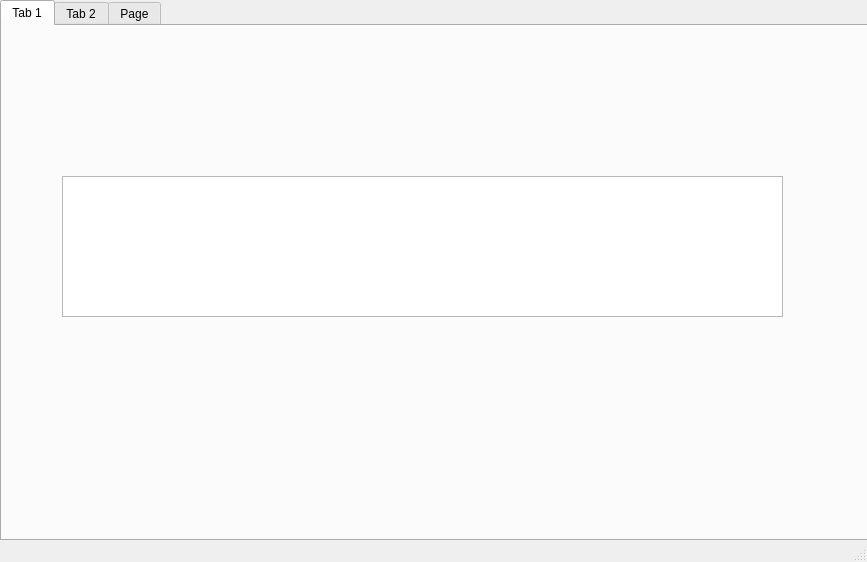
First picture: the form in mainwindow.ui, repository Volodymyr-Y/IMU_processing, before the edit.
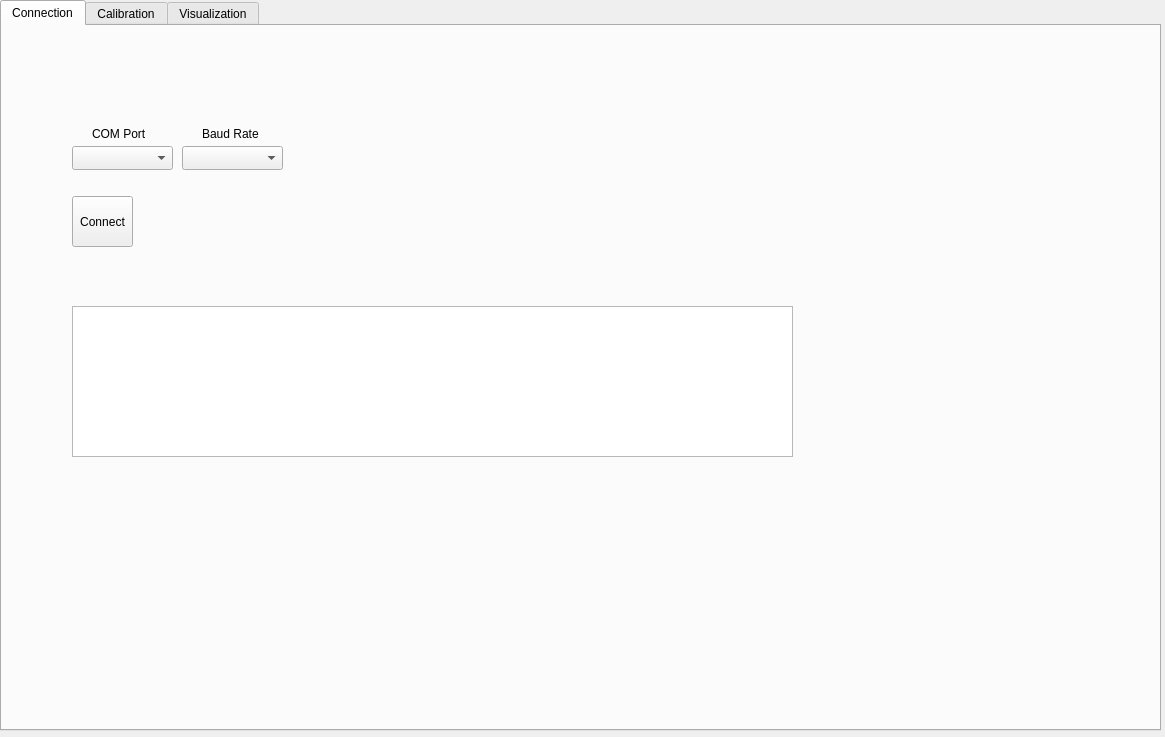
Second picture: the form after the edit. The open tabs and pages were chosen to show the change. Custom widgets are drawn as their Qt base class.

The edit to the form file:
```diff
--- a/mainwindow.ui
+++ b/mainwindow.ui
@@ -6,46 +6,147 @@
    <rect>
     <x>0</x>
     <y>0</y>
-    <width>867</width>
-    <height>562</height>
+    <width>1165</width>
+    <height>737</height>
    </rect>
   </property>
+  <property name="sizePolicy">
+   <sizepolicy hsizetype="Preferred" vsizetype="Expanding">
+    <horstretch>0</horstretch>
+    <verstretch>0</verstretch>
+   </sizepolicy>
+  </property>
   <property name="windowTitle">
    <string>MainWindow</string>
   </property>
   <widget class="QWidget" name="centralwidget">
+   <property name="enabled">
+    <bool>true</bool>
+   </property>
+   <property name="sizePolicy">
+    <sizepolicy hsizetype="Expanding" vsizetype="Expanding">
+     <horstretch>1</horstretch>
+     <verstretch>1</verstretch>
+    </sizepolicy>
+   </property>
    <widget class="QTabWidget" name="tabWidget">
     <property name="geometry">
      <rect>
       <x>0</x>
       <y>0</y>
-      <width>871</width>
-      <height>541</height>
+      <width>1161</width>
+      <height>731</height>
      </rect>
     </property>
+    <property name="sizePolicy">
+     <sizepolicy hsizetype="Expanding" vsizetype="Expanding">
+      <horstretch>1</horstretch>
+      <verstretch>1</verstretch>
+     </sizepolicy>
+    </property>
+    <property name="tabShape">
+     <enum>QTabWidget::TabShape::Rounded</enum>
+    </property>
     <property name="currentIndex">
      <number>0</number>
     </property>
     <widget class="QWidget" name="serialTab">
      <attribute name="title">
-      <string>Tab 1</string>
+      <string>Connection</string>
      </attribute>
      <widget class="QPlainTextEdit" name="console">
       <property name="geometry">
        <rect>
-        <x>60</x>
-        <y>150</y>
+        <x>70</x>
+        <y>280</y>
         <width>721</width>
-        <height>141</height>
+        <height>151</height>
        </rect>
       </property>
      </widget>
+     <widget class="QComboBox" name="portSelect">
+      <property name="geometry">
+       <rect>
+        <x>70</x>
+        <y>120</y>
+        <width>101</width>
+        <height>24</height>
+       </rect>
+      </property>
+     </widget>
+     <widget class="QLabel" name="label">
+      <property name="geometry">
+       <rect>
+        <x>90</x>
+        <y>100</y>
+        <width>61</width>
+        <height>16</height>
+       </rect>
+      </property>
+      <property name="text">
+       <string>COM Port</string>
+      </property>
+     </widget>
+     <widget class="QComboBox" name="baudRateSelect">
+      <property name="geometry">
+       <rect>
+        <x>180</x>
+        <y>120</y>
+        <width>101</width>
+        <height>24</height>
+       </rect>
+      </property>
+     </widget>
+     <widget class="QLabel" name="label_2">
+      <property name="geometry">
+       <rect>
+        <x>200</x>
+        <y>100</y>
+        <width>61</width>
+        <height>16</height>
+       </rect>
+      </property>
+      <property name="text">
+       <string>Baud Rate</string>
+      </property>
+     </widget>
+     <widget class="QPushButton" name="connectButton">
+      <property name="geometry">
+       <rect>
+        <x>70</x>
+        <y>170</y>
+        <width>61</width>
+        <height>51</height>
+       </rect>
+      </property>
+      <property name="text">
+       <string>Connect</string>
+      </property>
+      <property name="flat">
+       <bool>false</bool>
+      </property>
+     </widget>
     </widget>
     <widget class="QWidget" name="tab_2">
      <attribute name="title">
-      <string>Tab 2</string>
+      <string>Calibration</string>
      </attribute>
-     <widget class="My3DWindow" name="widget" native="true">
+    </widget>
+    <widget class="QWidget" name="visualizationTab">
+     <attribute name="title">
+      <string>Visualization</string>
+     </attribute>
+     <widget class="My3DWindow" name="cube3DWiew" native="true">
+      <property name="geometry">
+       <rect>
+        <x>380</x>
+        <y>380</y>
+        <width>411</width>
+        <height>281</height>
+       </rect>
+      </property>
+     </widget>
+     <widget class="QCustomPlot" name="plotRealTime" native="true">
       <property name="geometry">
        <rect>
         <x>20</x>
@@ -55,25 +156,19 @@
        </rect>
       </property>
      </widget>
-    </widget>
-    <widget class="QWidget" name="tab_3">
-     <attribute name="title">
-      <string>Page</string>
-     </attribute>
+     <widget class="QCustomPlot" name="plotRealTime_2" native="true">
+      <property name="geometry">
+       <rect>
+        <x>580</x>
+        <y>0</y>
+        <width>581</width>
+        <height>351</height>
+       </rect>
+      </property>
+     </widget>
     </widget>
    </widget>
   </widget>
-  <widget class="QMenuBar" name="menubar">
-   <property name="geometry">
-    <rect>
-     <x>0</x>
-     <y>0</y>
-     <width>867</width>
-     <height>25</height>
-    </rect>
-   </property>
-  </widget>
-  <widget class="QStatusBar" name="statusbar"/>
  </widget>
  <customwidgets>
   <customwidget>
@@ -82,6 +177,12 @@
    <header>my3dwindow.h</header>
    <container>1</container>
   </customwidget>
+  <customwidget>
+   <class>QCustomPlot</class>
+   <extends>QWidget</extends>
+   <header>qcustomplot.h</header>
+   <container>1</container>
+  </customwidget>
  </customwidgets>
  <resources/>
  <connections/>
```
Left out of the diff: 10 changed lines with no effect on the pictures.
